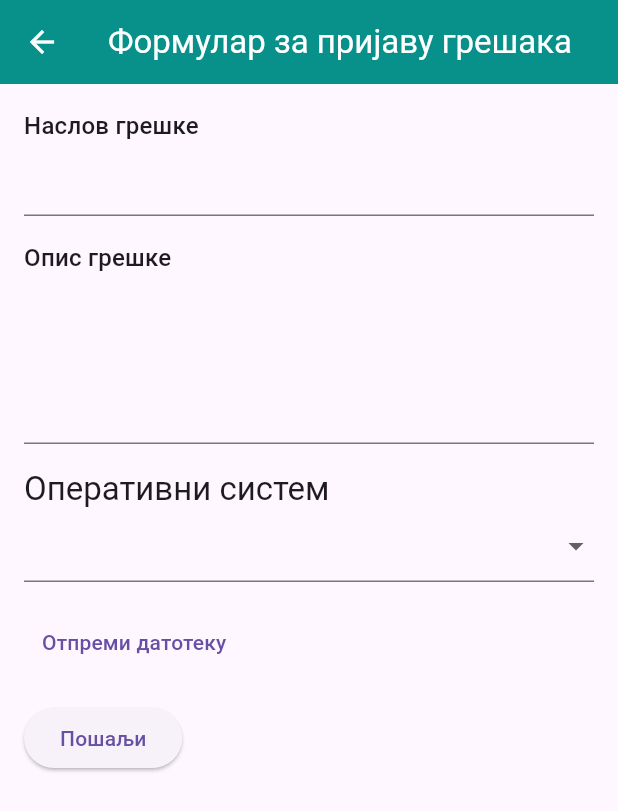
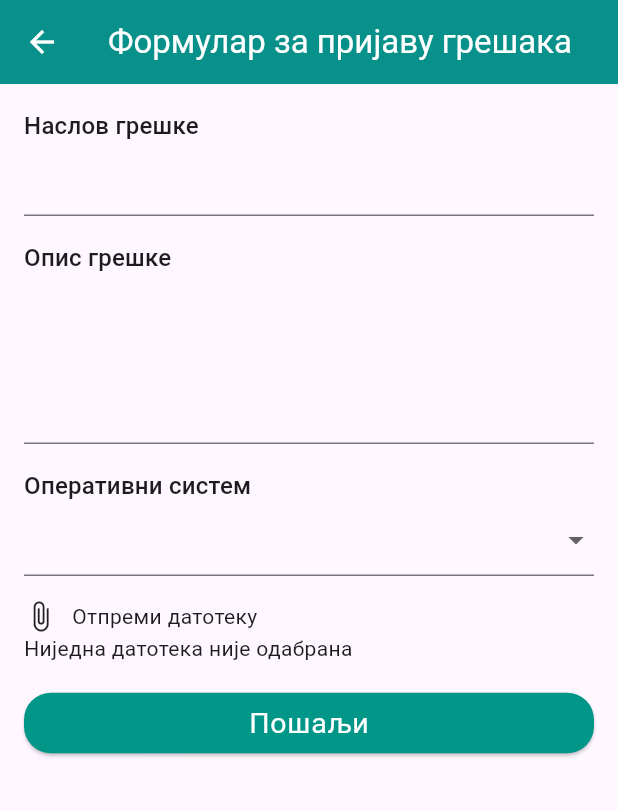
Before and after one commit to andjelkadzida/vodic_kroz_valjevo, a Flutter app: the BugReportPage screen opened directly, on a phone screen of 412 x 824 dp. Shown: the top 811 px of the screen. Run offline on Flutter 3.47's test engine with Material 3 defaults, Android fonts, the phone set to English and light mode, and no system bars; our stand-ins replace auto_size_text, carousel_slider, connectivity_plus, file_picker, flutter_dotenv, flutter_map and 7 more; missing offline and left inert: app_settings, map_launcher, open_store; accounts and stored records are empty; generated files the repository leaves out were written again.

Commit message:
Improved bug_report, responsiveness.

```diff
--- a/lib/l10n/app_de.arb
+++ b/lib/l10n/app_de.arb
@@ -81,5 +81,6 @@
     "enterDescription": "Bitte geben Sie eine Beschreibung des Problems ein.",
     "enterTitle": "Bitte geben Sie einen Titel für das Problem ein.",
     "submissionFailed": "Fehler beim Einreichen des Fehlerberichts...",
-    "reportSubmittedSuccessfully": "Fehlerbericht erfolgreich eingereicht!"
+    "reportSubmittedSuccessfully": "Fehlerbericht erfolgreich eingereicht!",
+    "noFileSelected": "Keine Datei ausgewählt"
 }
--- a/lib/l10n/app_en.arb
+++ b/lib/l10n/app_en.arb
@@ -81,5 +81,6 @@
     "enterDescription": "Please enter a description of the issue.",
     "enterTitle": "Please enter a title for the issue.",
     "submissionFailed": "Failed to submit bug report...",
-    "reportSubmittedSuccessfully": "Bug report submitted successfully!"
+    "reportSubmittedSuccessfully": "Bug report submitted successfully!",
+    "noFileSelected": "No file selected"
 }
--- a/lib/l10n/app_sr.arb
+++ b/lib/l10n/app_sr.arb
@@ -81,5 +81,6 @@
     "enterDescription": "Molimo unesite opis problema.",
     "enterTitle": "Molimo unesite naslov problema.",
     "submissionFailed": "Nije uspelo slanje izveštaja o grešci...",
-    "reportSubmittedSuccessfully": "Izveštaj o grešci uspešno poslat!"
+    "reportSubmittedSuccessfully": "Izveštaj o grešci uspešno poslat!",
+    "noFileSelected": "Nijedna datoteka nije odabrana"
 }
--- a/lib/l10n/app_sr_Cyrl.arb
+++ b/lib/l10n/app_sr_Cyrl.arb
@@ -81,5 +81,6 @@
     "enterDescription": "Молимо унесите опис проблема.",
     "enterTitle": "Молимо унесите наслов проблема.",
     "submissionFailed": "Није успело слање извештаја о грешци...",
-    "reportSubmittedSuccessfully": "Извештај о грешци успешно послат!"
+    "reportSubmittedSuccessfully": "Извештај о грешци успешно послат!",
+    "noFileSelected": "Ниједна датотека није одабрана"
 }
--- a/lib/l10n/app_sr_Latn.arb
+++ b/lib/l10n/app_sr_Latn.arb
@@ -81,5 +81,6 @@
     "enterDescription": "Molimo unesite opis problema.",
     "enterTitle": "Molimo unesite naslov problema.",
     "submissionFailed": "Nije uspelo slanje izveštaja o grešci...",
-    "reportSubmittedSuccessfully": "Izveštaj o grešci uspešno poslat!"
+    "reportSubmittedSuccessfully": "Izveštaj o grešci uspešno poslat!",
+    "noFileSelected": "Nijedna datoteka nije odabrana"
 }
--- a/lib/pages/bug_report.dart
+++ b/lib/pages/bug_report.dart
@@ -1,6 +1,7 @@
 import 'dart:io';
 import 'package:flutter/material.dart';
 import 'package:file_picker/file_picker.dart';
+import 'package:flutter/widgets.dart';
 import 'package:flutter_dotenv/flutter_dotenv.dart';
 import 'package:parse_server_sdk_flutter/parse_server_sdk_flutter.dart';
 
@@ -23,6 +24,7 @@ class BugReportPageState extends State<BugReportPage> {
   String? operatingSystem;
   List<String> operatingSystems = ['Android', 'iOS', 'HarmonyOS'];
   PlatformFile? file;
+  String? fileName;
   bool _isLoading = false;
 
   @override
@@ -99,7 +101,7 @@ class BugReportPageState extends State<BugReportPage> {
                     const SizedBox(height: 16.0),
                     Text(
                       localization(context).operatingSystem,
-                      style: Theme.of(context).textTheme.titleLarge,
+                      style: Theme.of(context).textTheme.titleMedium,
                     ),
                     DropdownButtonFormField(
                       value: operatingSystem,
@@ -122,23 +124,47 @@ class BugReportPageState extends State<BugReportPage> {
                       },
                     ),
                     const SizedBox(height: 16.0),
-                    TextButton(
-                      onPressed: () async {
-                        FilePickerResult? result =
-                            await FilePicker.platform.pickFiles();
-
+                    GestureDetector(
+                      onTap: () async {
+                        FilePickerResult? result = await FilePicker.platform
+                            .pickFiles(type: FileType.any);
                         if (result != null) {
                           setState(() {
-                            file = result.files.first;
+                            file = result.files.single;
+                            fileName = file!.name;
                           });
-                        } else {
-                          // User canceled the picker
                         }
                       },
-                      child: Text(localization(context).uploadFile),
+                      child: Row(
+                        children: [
+                          Icon(
+                            Icons.attach_file,
+                            semanticLabel: localization(context).uploadFile,
+                            size: Theme.of(context)
+                                .textTheme
+                                .titleLarge!
+                                .fontSize,
+                            applyTextScaling: true,
                           ),
+                          const SizedBox(
+                            width: 10.0,
+                          ),
+                          Text(localization(context).uploadFile,
+                              style: Theme.of(context).textTheme.bodyMedium),
+                        ],
+                      ),
+                    ),
+                    const SizedBox(
+                      width: 10.0,
+                    ),
+                    Text(fileName ?? localization(context).noFileSelected),
                     const SizedBox(height: 16.0),
-                    ElevatedButton(
+                    SizedBox(
+                      width: double.infinity,
+                      child: LayoutBuilder(
+                        builder:
+                            (BuildContext context, BoxConstraints constraints) {
+                          return ElevatedButton(
                             onPressed: () async {
                               if (_formKey.currentState!.validate()) {
                                 setState(() {
@@ -149,8 +175,8 @@ class BugReportPageState extends State<BugReportPage> {
                                       operatingSystem, file);
                                   ScaffoldMessenger.of(context).showSnackBar(
                                     SnackBar(
-                                content: Text(
-                                    localization(context).submittingReport),
+                                      content: Text(localization(context)
+                                          .submittingReport),
                                     ),
                                   );
                                   _formKey.currentState!.reset();
@@ -159,8 +185,8 @@ class BugReportPageState extends State<BugReportPage> {
                                 } catch (e) {
                                   ScaffoldMessenger.of(context).showSnackBar(
                                     SnackBar(
-                                content: Text(
-                                    localization(context).submissionFailed),
+                                      content: Text(localization(context)
+                                          .submissionFailed),
                                     ),
                                   );
                                 } finally {
@@ -170,7 +196,27 @@ class BugReportPageState extends State<BugReportPage> {
                                 }
                               }
                             },
-                      child: Text(localization(context).submit),
+                            style: ElevatedButton.styleFrom(
+                              backgroundColor: Colors.teal,
+                              shape: RoundedRectangleBorder(
+                                borderRadius: BorderRadius.circular(18),
+                              ),
+                              padding: EdgeInsets.symmetric(
+                                  vertical: constraints.maxWidth * 0.015),
+                            ),
+                            child: Text(
+                              localization(context).submit,
+                              style: Theme.of(context)
+                                  .textTheme
+                                  .bodyLarge
+                                  ?.copyWith(
+                                    color: Colors.white,
+                                    fontSize: constraints.maxWidth * 0.05,
+                                  ),
+                            ),
+                          );
+                        },
+                      ),
                     ),
                   ],
                 ),
--- a/pubspec.yaml
+++ b/pubspec.yaml
@@ -35,7 +35,7 @@ dependencies:
   accessibility_tools: ^1.0.1
   flutter_tts: ^3.8.5
   sqflite: ^2.3.2
-  path: ^1.8.3
+  path: ^1.9.0
   connectivity_plus: ^5.0.2
   app_settings: ^5.1.1
   flutter_map: ^6.1.0
@@ -47,6 +47,7 @@ dependencies:
   auto_size_text: ^3.0.0
   file_picker: ^6.1.1
   parse_server_sdk_flutter: ^7.0.1
+  flutter_dotenv: ^5.1.0
   # The following adds the Cupertino Icons font to your application.
   # Use with the CupertinoIcons class for iOS style icons.
   cupertino_icons: ^1.0.2
@@ -141,6 +142,7 @@ flutter:
     - animations/hotels.json
     - animations/restaurants.json
     - animations/menu_item.json
+    - .env
 
   # An image asset can refer to one or more resolution-specific "variants", see
   # https://flutter.dev/assets-and-images/#resolution-aware
```
Lines whose indentation alone changed are shown as unchanged.
